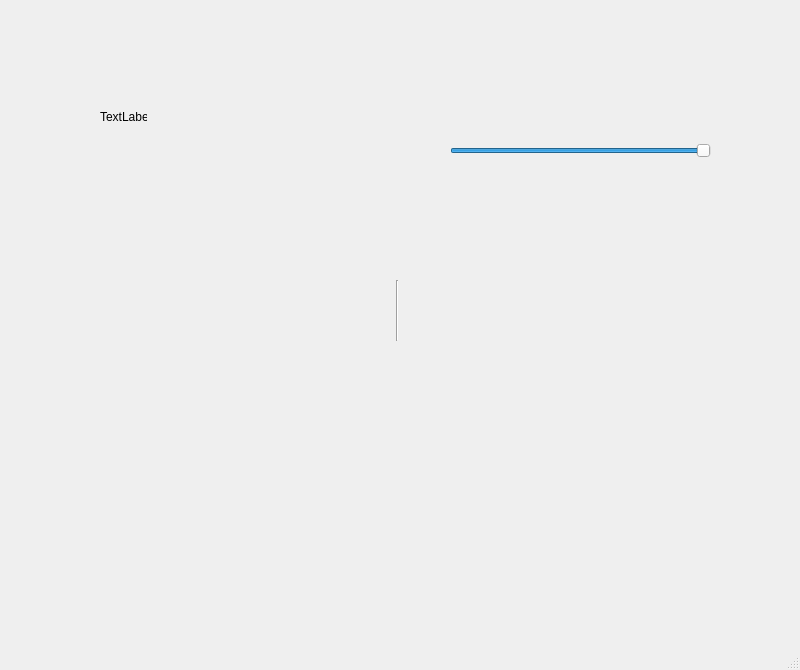
doktorfish0078/SimulationOfLaboratoryWork, file TEST.ui: the form before one commit.
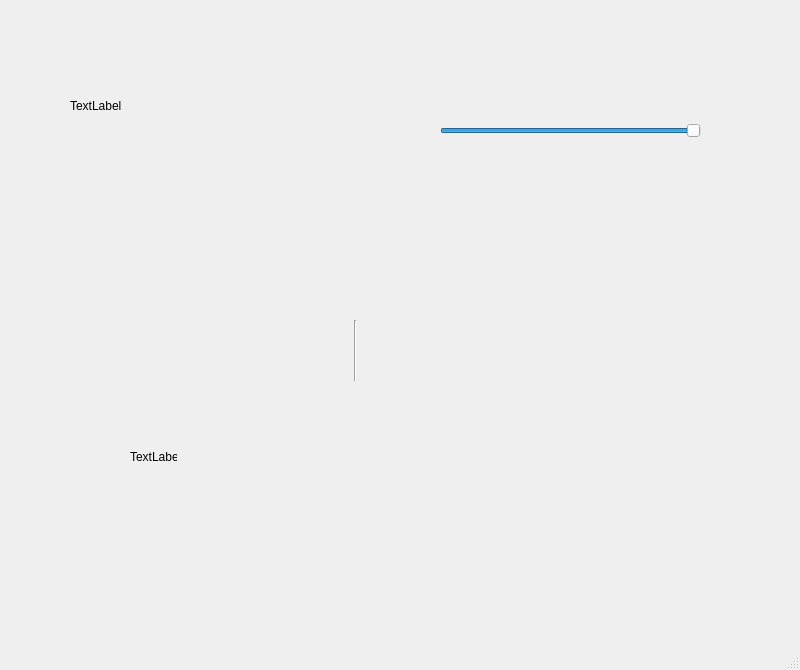
The form after the commit.

```diff
--- a/TEST.ui
+++ b/TEST.ui
@@ -17,10 +17,10 @@
    <widget class="QLabel" name="label">
     <property name="geometry">
      <rect>
-      <x>100</x>
-      <y>110</y>
-      <width>47</width>
-      <height>13</height>
+      <x>70</x>
+      <y>60</y>
+      <width>241</width>
+      <height>91</height>
      </rect>
     </property>
     <property name="text">
@@ -30,8 +30,8 @@
    <widget class="Line" name="line">
     <property name="geometry">
      <rect>
-      <x>372</x>
-      <y>280</y>
+      <x>330</x>
+      <y>320</y>
       <width>51</width>
       <height>61</height>
      </rect>
@@ -43,8 +43,8 @@
    <widget class="QSlider" name="horizontalSlider">
     <property name="geometry">
      <rect>
-      <x>450</x>
-      <y>120</y>
+      <x>440</x>
+      <y>100</y>
       <width>261</width>
       <height>61</height>
      </rect>
@@ -59,6 +59,19 @@
      <enum>Qt::Horizontal</enum>
     </property>
    </widget>
+   <widget class="QLabel" name="label_2">
+    <property name="geometry">
+     <rect>
+      <x>130</x>
+      <y>450</y>
+      <width>47</width>
+      <height>13</height>
+     </rect>
+    </property>
+    <property name="text">
+     <string>TextLabel</string>
+    </property>
+   </widget>
   </widget>
   <widget class="QMenuBar" name="menubar">
    <property name="geometry">
```
